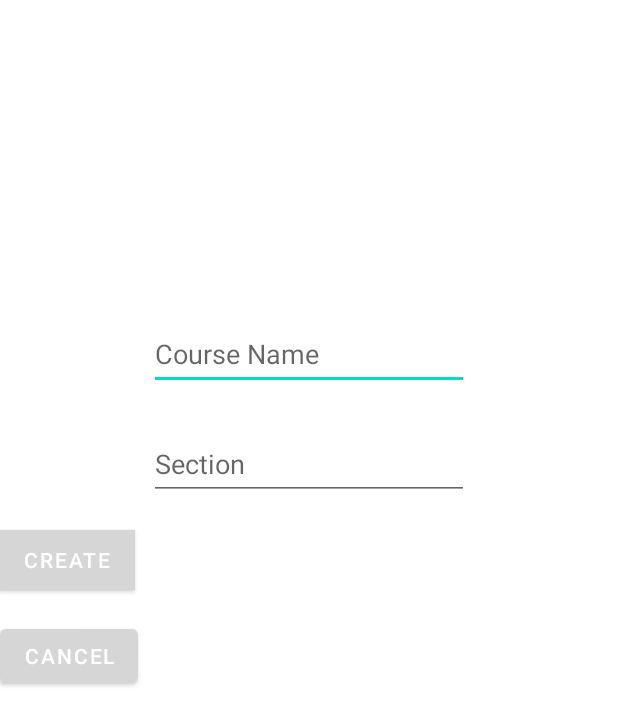
After one commit to enricosebastian/attendance-tracker-app, an Android app: the layout activity_create_course.xml on its own in the app's theme, with its tools: preview values and no code run, on a phone screen of 412 x 824 dp. The commit adds this screen. Shown: the top 725 px of the screen. Run offline under Robolectric (Android 15) with nearby library versions, the phone set to English and light mode, and no system bars.

```diff
--- /dev/null
+++ b/app-tracker-teacher/app/src/main/java/com/mobdeve/s15/group1/attendancetrackerteacher/AcceptStudentsAdapter.java
@@ -0,0 +1,5 @@
+package com.mobdeve.s15.group1.attendancetrackerteacher;
+
+public class AcceptStudentsAdapter {
+
+}
--- /dev/null
+++ b/app-tracker-teacher/app/src/main/res/layout/activity_create_course.xml
@@ -0,0 +1,57 @@
+<?xml version="1.0" encoding="utf-8"?>
+<androidx.constraintlayout.widget.ConstraintLayout xmlns:android="http://schemas.android.com/apk/res/android"
+    xmlns:app="http://schemas.android.com/apk/res-auto"
+    xmlns:tools="http://schemas.android.com/tools"
+    android:layout_width="match_parent"
+    android:layout_height="match_parent">
+
+    <EditText
+        android:id="@+id/etCourseName"
+        android:layout_width="wrap_content"
+        android:layout_height="wrap_content"
+        android:layout_marginTop="212dp"
+        android:ems="10"
+        android:inputType="textPersonName"
+        android:minHeight="48dp"
+        android:hint="Course Name"
+        app:layout_constraintEnd_toEndOf="parent"
+        app:layout_constraintHorizontal_bias="0.501"
+        app:layout_constraintStart_toStartOf="parent"
+        app:layout_constraintTop_toTopOf="parent" />
+
+    <Button
+        android:id="@+id/btnCancelCreate"
+        android:layout_width="wrap_content"
+        android:layout_height="wrap_content"
+        android:layout_marginTop="20dp"
+        android:text="Cancel"
+        app:layout_constraintTop_toBottomOf="@+id/btn_createCourse"
+        tools:layout_editor_absoluteX="209dp" />
+
+    <Button
+        android:id="@+id/btn_createCourse"
+        android:layout_width="90dp"
+        android:layout_height="40dp"
+        android:layout_marginTop="20dp"
+        android:background="@android:color/white"
+        android:text="Create"
+        app:layout_constraintTop_toBottomOf="@+id/etCourseSection"
+        tools:layout_editor_absoluteX="211dp" />
+
+    <EditText
+        android:id="@+id/etCourseSection"
+        android:layout_width="wrap_content"
+        android:layout_height="wrap_content"
+        android:layout_marginTop="20dp"
+        android:ems="10"
+        android:inputType="textPersonName"
+        android:minHeight="48dp"
+        android:hint="Section"
+        app:layout_constraintBottom_toBottomOf="parent"
+        app:layout_constraintEnd_toEndOf="parent"
+        app:layout_constraintHorizontal_bias="0.501"
+        app:layout_constraintStart_toStartOf="parent"
+        app:layout_constraintTop_toBottomOf="@+id/etCourseName"
+        app:layout_constraintVertical_bias="0.011" />
+
+</androidx.constraintlayout.widget.ConstraintLayout>
--- a/app-tracker-teacher/app/src/main/res/values/colors.xml
+++ b/app-tracker-teacher/app/src/main/res/values/colors.xml
@@ -1,7 +1,7 @@
 <?xml version="1.0" encoding="utf-8"?>
 <resources>
     <color name="purple_200">#FFBB86FC</color>
-    <color name="purple_500">#FF6200EE</color>
+    <color name="dlsu_green">#00703C</color>
     <color name="purple_700">#FF3700B3</color>
     <color name="teal_200">#FF03DAC5</color>
     <color name="teal_700">#FF018786</color>
--- a/app-tracker-teacher/app/src/main/res/values/themes.xml
+++ b/app-tracker-teacher/app/src/main/res/values/themes.xml
@@ -1,6 +1,6 @@
 <resources xmlns:tools="http://schemas.android.com/tools">
     <!-- Base application theme. -->
-    <style name="Theme.AttendanceTrackerTeacher" parent="Theme.MaterialComponents.DayNight.DarkActionBar">
+    <style name="Theme.AttendanceTrackerTeacher" parent="Theme.MaterialComponents.DayNight.NoActionBar">
         <!-- Primary brand color. -->
         <item name="colorPrimary">@color/purple_500</item>
         <item name="colorPrimaryVariant">@color/purple_700</item>
```
